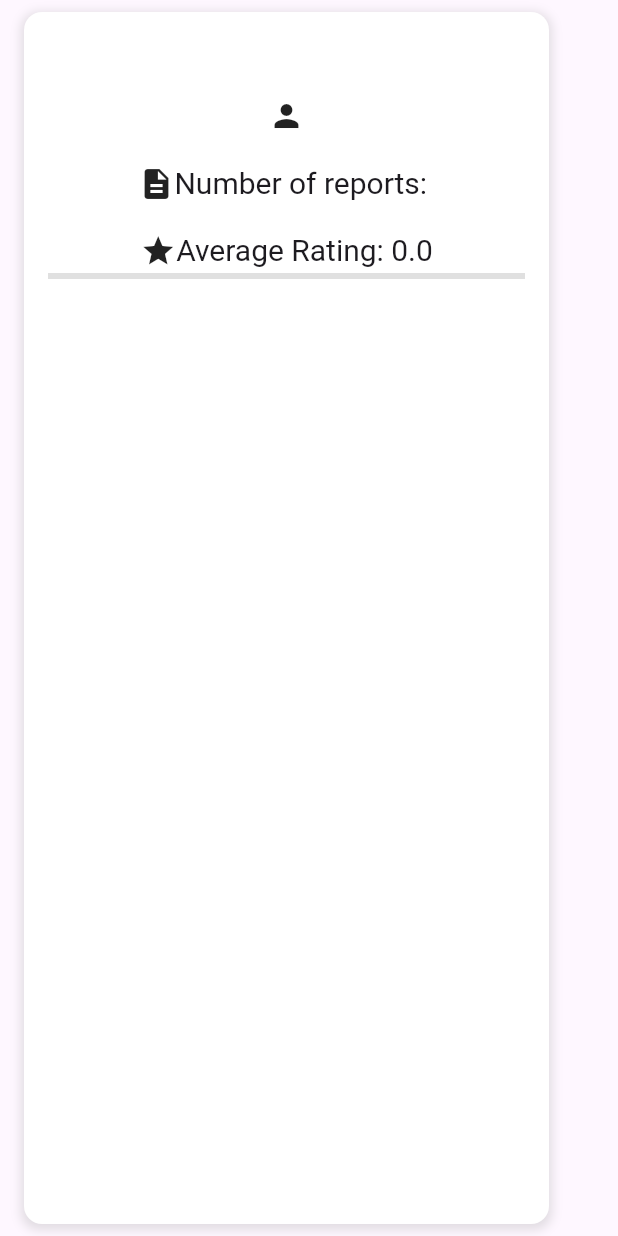
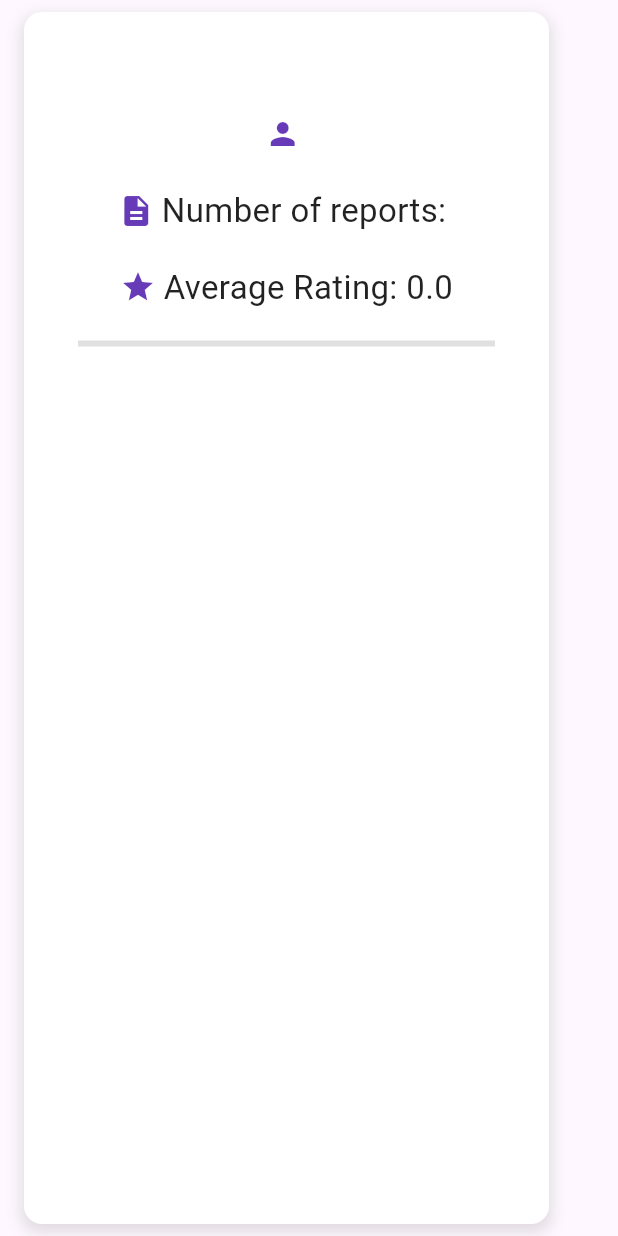
Before and after one commit to MaycolMD/mobile_support_assistance, a Flutter app: what buildCard() shows on an empty page, opened directly with empty values, on a phone screen of 412 x 824 dp. Run offline on Flutter 3.47's test engine with Material 3 defaults, Android fonts, the phone set to English and light mode, and no system bars; our stand-ins replace flutter_rating_bar, get; Roboto replaces fonts that are missing (Readex Pro).

Commit message:
Changes added

```diff
--- a/lib/ui/pages/coordinator/list_supports.dart
+++ b/lib/ui/pages/coordinator/list_supports.dart
@@ -51,22 +51,26 @@ class _ListSupportersState extends State<ListSupporters> {
                 SizedBox(
                   height: 10,
                 ),
-                Row(
-                  children: [
-                    buildCard(
+                SizedBox(
+                  height: 400,
+                  child: SingleChildScrollView(
+                    scrollDirection: Axis.horizontal,
+                    child: Row(
+                      children: List.generate(3, (index) {
+                        return Padding(
+                          padding: const EdgeInsets.symmetric(horizontal: 8),
+                          child: buildCard(
                         context: context,
                         usID: '[US ID]',
                         usUsername: 'maycolMd',
                         countReports: '2',
                         avgRating: 3.0),
-                    buildCard(
-                        context: context,
-                        usID: '[US ID]',
-                        usUsername: 'maycolMd',
-                        countReports: '2',
-                        avgRating: 3.0)
-                  ],
+                        );
+                      }),
                     ),
+                  ),
+                ),
+
                 SizedBox(height: 20),
                 ElevatedButton(
                   key: const Key('ButtonGoBack'),
@@ -75,7 +79,7 @@ class _ListSupportersState extends State<ListSupporters> {
                   },
                   style: ButtonStyle(
                     backgroundColor: MaterialStateProperty.all<Color>(
-                      Colors.purple,
+                      Colors.deepPurple,
                     ),
                     padding: MaterialStateProperty.all<EdgeInsetsGeometry>(
                       const EdgeInsets.symmetric(horizontal: 20, vertical: 12),
@@ -115,8 +119,8 @@ Widget buildCard({
         BoxShadow(
           color: Colors.grey.withOpacity(0.3),
           spreadRadius: 2,
-          blurRadius: 5,
-          offset: const Offset(0, 2), // changes position of shadow
+          blurRadius: 8,
+          offset: const Offset(0, 4),
         ),
       ],
     ),
@@ -128,73 +132,75 @@ Widget buildCard({
             usID,
             style: const TextStyle(
               fontFamily: 'Readex Pro',
-              letterSpacing: 0,
-              fontSize: 24,
+              fontSize: 28,
               fontWeight: FontWeight.bold,
+              color: Colors.deepPurple,
             ),
           ),
         ),
-        const SizedBox(height: 5),
+        const SizedBox(height: 10),
         Center(
-            child: Row(mainAxisAlignment: MainAxisAlignment.center, children: [
-          Icon(Icons.person),
-          SizedBox(
-            height: 10,
-          ),
+          child: Row(
+            mainAxisAlignment: MainAxisAlignment.center,
+            children: [
+              Icon(Icons.person, size: 24, color: Colors.deepPurple),
+              const SizedBox(width: 5),
               Text(
                 usUsername,
                 style: const TextStyle(
                   fontFamily: 'Readex Pro',
-              letterSpacing: 0,
-              fontSize: 20,
+                  fontSize: 22,
+                  color: Colors.black87,
                 ),
-          )
-        ])),
-        const SizedBox(height: 16),
+              ),
+            ],
+          ),
+        ),
+        const SizedBox(height: 20),
         Center(
           child: Row(
             mainAxisAlignment: MainAxisAlignment.center,
             children: [
-              Icon(Icons.description),
-              SizedBox(
-                height: 10,
-              ),
+              Icon(Icons.description, size: 24, color: Colors.deepPurple),
+              const SizedBox(width: 5),
               Text(
                 'Number of reports: $countReports',
                 style: const TextStyle(
                   fontFamily: 'Readex Pro',
-                  letterSpacing: 0,
-                  fontSize: 20,
+                  fontSize: 22,
+                  color: Colors.black87,
                 ),
-              )
+              ),
             ],
           ),
         ),
-        const SizedBox(height: 16),
-        Container(
-          child: Center(
-              child: Column(children: [
-            Row(
+        const SizedBox(height: 20),
+        Center(
+          child: Row(
             mainAxisAlignment: MainAxisAlignment.center,
             children: [
-                Icon(Icons.grade),
-                SizedBox(
-                  height: 10,
-                ),
+              Icon(Icons.grade, size: 24, color: Colors.deepPurple),
+              const SizedBox(width: 5),
               Text(
                 'Average Rating: $avgRating',
                 style: const TextStyle(
-                      fontFamily: 'Readex Pro', letterSpacing: 0, fontSize: 20),
-                )
+                  fontFamily: 'Readex Pro',
+                  fontSize: 22,
+                  color: Colors.black87,
+                ),
+              ),
             ],
           ),
-            LinearProgressIndicator(
+        ),
+        const SizedBox(height: 20),
+        Padding(
+          padding: const EdgeInsets.symmetric(horizontal: 20),
+          child: LinearProgressIndicator(
             value: progress,
             backgroundColor: Colors.grey[300],
             valueColor: AlwaysStoppedAnimation<Color>(Colors.deepPurple),
-            )
-          ])),
-        )
+          ),
+        ),
       ],
     ),
   );
--- a/lib/ui/pages/login/login.dart
+++ b/lib/ui/pages/login/login.dart
@@ -99,21 +99,22 @@ class _LoginState extends State<Login> {
                     child: Material(
                       child: TextField(
                         controller: controller.passwordController,
+                        obscureText:
+                            true, // Muestra asteriscos en lugar de caracteres reales
                         autofillHints: const [AutofillHints.password],
                         decoration: const InputDecoration(
                           labelText: '[User password]',
                           labelStyle: TextStyle(
-                              fontFamily: 'Readex Pro ', letterSpacing: 0),
+                              fontFamily: 'Readex Pro', letterSpacing: 0),
                           enabledBorder: OutlineInputBorder(
                             borderSide:
                                 BorderSide(color: Colors.grey, width: 1),
-                            //borderRadius: BorderRadius.circular(12,0)
                           ),
                           filled: true,
                           fillColor: Colors.white,
                         ),
                         style: const TextStyle(
-                            fontFamily: 'Readex Pro ', letterSpacing: 0),
+                            fontFamily: 'Readex Pro', letterSpacing: 0),
                         keyboardType: TextInputType.emailAddress,
                       ),
                     ),
```
Lines whose indentation alone changed are shown as unchanged.
